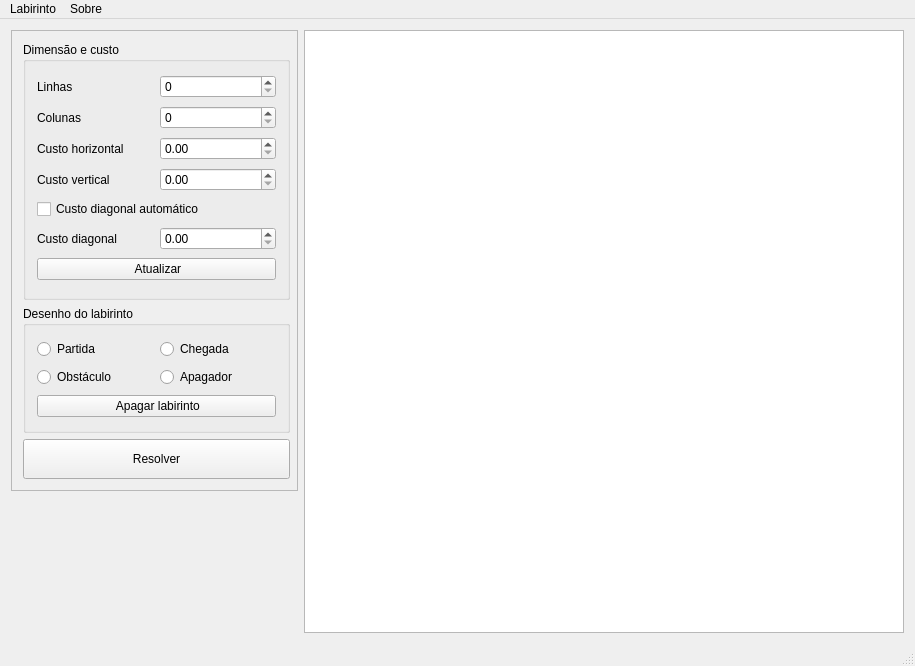
The window that src/mainwindow.ui (carvalhojldc/labyrinth) describes before a commit, drawn with Qt 5.
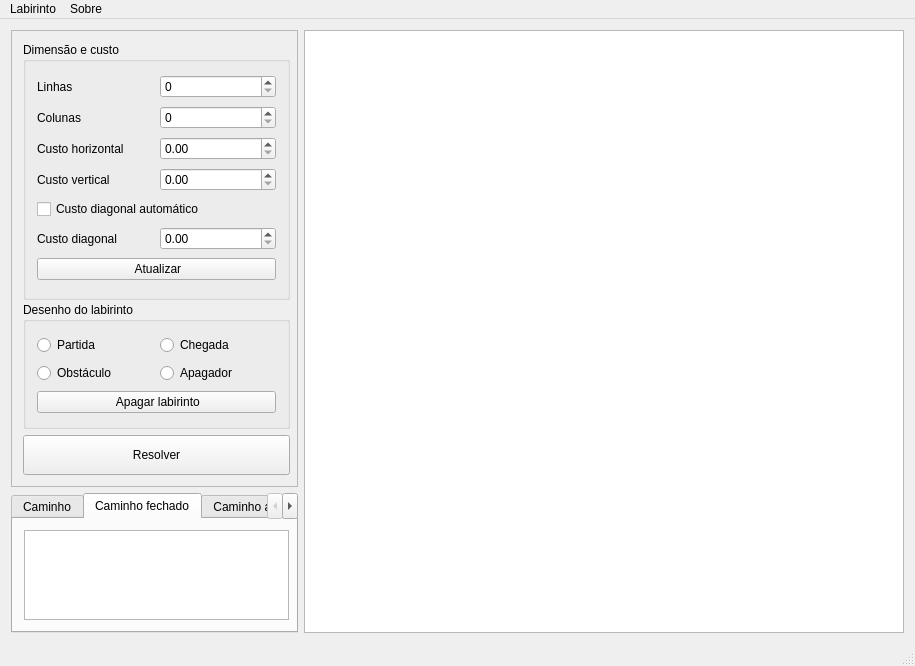
The same window after the commit.

```diff
--- a/src/mainwindow.ui
+++ b/src/mainwindow.ui
@@ -220,17 +220,110 @@
          </widget>
         </item>
         <item row="1" column="0">
-         <spacer name="verticalSpacer">
-          <property name="orientation">
-           <enum>Qt::Vertical</enum>
+         <widget class="QTabWidget" name="tabWidget">
+          <property name="sizePolicy">
+           <sizepolicy hsizetype="Minimum" vsizetype="Minimum">
+            <horstretch>0</horstretch>
+            <verstretch>0</verstretch>
+           </sizepolicy>
           </property>
-          <property name="sizeHint" stdset="0">
+          <property name="minimumSize">
            <size>
-            <width>20</width>
-            <height>40</height>
+            <width>287</width>
+            <height>137</height>
            </size>
           </property>
-         </spacer>
+          <property name="currentIndex">
+           <number>1</number>
+          </property>
+          <widget class="QWidget" name="myPath">
+           <attribute name="title">
+            <string>Caminho</string>
+           </attribute>
+           <layout class="QGridLayout" name="gridLayout_7">
+            <item row="0" column="0">
+             <widget class="QTableWidget" name="tableMyPath">
+              <property name="sizePolicy">
+               <sizepolicy hsizetype="Minimum" vsizetype="Minimum">
+                <horstretch>0</horstretch>
+                <verstretch>0</verstretch>
+               </sizepolicy>
+              </property>
+              <property name="minimumSize">
+               <size>
+                <width>265</width>
+                <height>0</height>
+               </size>
+              </property>
+              <property name="maximumSize">
+               <size>
+                <width>265</width>
+                <height>16777215</height>
+               </size>
+              </property>
+             </widget>
+            </item>
+           </layout>
+          </widget>
+          <widget class="QWidget" name="closedPath">
+           <attribute name="title">
+            <string>Caminho fechado</string>
+           </attribute>
+           <layout class="QGridLayout" name="gridLayout_9">
+            <item row="0" column="0">
+             <widget class="QTableWidget" name="tableMyPath_2">
+              <property name="sizePolicy">
+               <sizepolicy hsizetype="Minimum" vsizetype="Minimum">
+                <horstretch>0</horstretch>
+                <verstretch>0</verstretch>
+               </sizepolicy>
+              </property>
+              <property name="minimumSize">
+               <size>
+                <width>265</width>
+                <height>0</height>
+               </size>
+              </property>
+              <property name="maximumSize">
+               <size>
+                <width>265</width>
+                <height>16777215</height>
+               </size>
+              </property>
+             </widget>
+            </item>
+           </layout>
+          </widget>
+          <widget class="QWidget" name="openPath">
+           <attribute name="title">
+            <string>Caminho aberto</string>
+           </attribute>
+           <layout class="QGridLayout" name="gridLayout_8">
+            <item row="0" column="0">
+             <widget class="QTableWidget" name="tableMyPath_3">
+              <property name="sizePolicy">
+               <sizepolicy hsizetype="Minimum" vsizetype="Minimum">
+                <horstretch>0</horstretch>
+                <verstretch>0</verstretch>
+               </sizepolicy>
+              </property>
+              <property name="minimumSize">
+               <size>
+                <width>265</width>
+                <height>0</height>
+               </size>
+              </property>
+              <property name="maximumSize">
+               <size>
+                <width>265</width>
+                <height>16777215</height>
+               </size>
+              </property>
+             </widget>
+            </item>
+           </layout>
+          </widget>
+         </widget>
         </item>
        </layout>
       </item>
```
